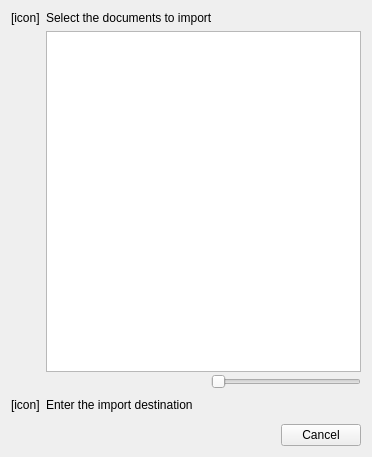
Qt form importer/thumbnailpage.ui (KDE/gwenview) before a commit.
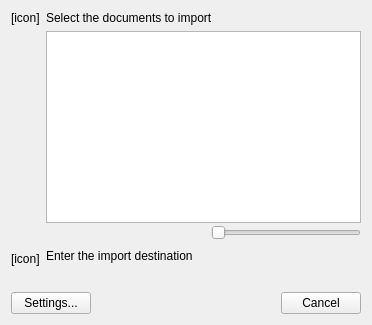
The same form after that commit. Custom widgets are drawn as their Qt base class.

Commit message: Splitted renamer as a separate class to be able to use it separately.

```diff
--- a/importer/thumbnailpage.ui
+++ b/importer/thumbnailpage.ui
@@ -7,7 +7,7 @@
     <x>0</x>
     <y>0</y>
     <width>372</width>
-    <height>457</height>
+    <height>325</height>
    </rect>
   </property>
   <property name="styleSheet">
@@ -129,9 +129,7 @@
      </layout>
     </widget>
    </item>
-   <item row="2" column="0" rowspan="4">
-    <layout class="QVBoxLayout" name="verticalLayout_2">
-     <item>
+   <item row="2" column="0" rowspan="2">
       <widget class="QLabel" name="mDstIconLabel">
        <property name="sizePolicy">
         <sizepolicy hsizetype="Fixed" vsizetype="Fixed">
@@ -150,24 +148,6 @@
        </property>
       </widget>
      </item>
-     <item>
-      <spacer name="verticalSpacer_3">
-       <property name="orientation">
-        <enum>Qt::Vertical</enum>
-       </property>
-       <property name="sizeType">
-        <enum>QSizePolicy::Expanding</enum>
-       </property>
-       <property name="sizeHint" stdset="0">
-        <size>
-         <width>20</width>
-         <height>0</height>
-        </size>
-       </property>
-      </spacer>
-     </item>
-    </layout>
-   </item>
    <item row="2" column="1">
     <widget class="QLabel" name="label">
      <property name="text">
@@ -184,12 +164,21 @@
    <item row="3" column="1">
     <widget class="KUrlRequester" name="mDstUrlRequester"/>
    </item>
-   <item row="5" column="1">
-    <widget class="KDialogButtonBox" name="mButtonBox">
-     <property name="standardButtons">
-      <set>QDialogButtonBox::Cancel</set>
+   <item row="4" column="0">
+    <spacer name="verticalSpacer_3">
+     <property name="orientation">
+      <enum>Qt::Vertical</enum>
      </property>
-    </widget>
+     <property name="sizeType">
+      <enum>QSizePolicy::Expanding</enum>
+     </property>
+     <property name="sizeHint" stdset="0">
+      <size>
+       <width>20</width>
+       <height>1</height>
+      </size>
+     </property>
+    </spacer>
    </item>
    <item row="4" column="1">
     <spacer name="verticalSpacer_4">
@@ -207,6 +196,24 @@
      </property>
     </spacer>
    </item>
+   <item row="5" column="0" colspan="2">
+    <layout class="QHBoxLayout" name="horizontalLayout_2">
+     <item>
+      <widget class="QPushButton" name="mConfigureButton">
+       <property name="text">
+        <string>Settings...</string>
+       </property>
+      </widget>
+     </item>
+     <item>
+      <widget class="KDialogButtonBox" name="mButtonBox">
+       <property name="standardButtons">
+        <set>QDialogButtonBox::Cancel</set>
+       </property>
+      </widget>
+     </item>
+    </layout>
+   </item>
   </layout>
  </widget>
  <customwidgets>
```
Left out of the diff: 20 changed lines with no effect on the pictures. Lines whose indentation alone changed are shown as unchanged. The commit also changes 5 other files.
